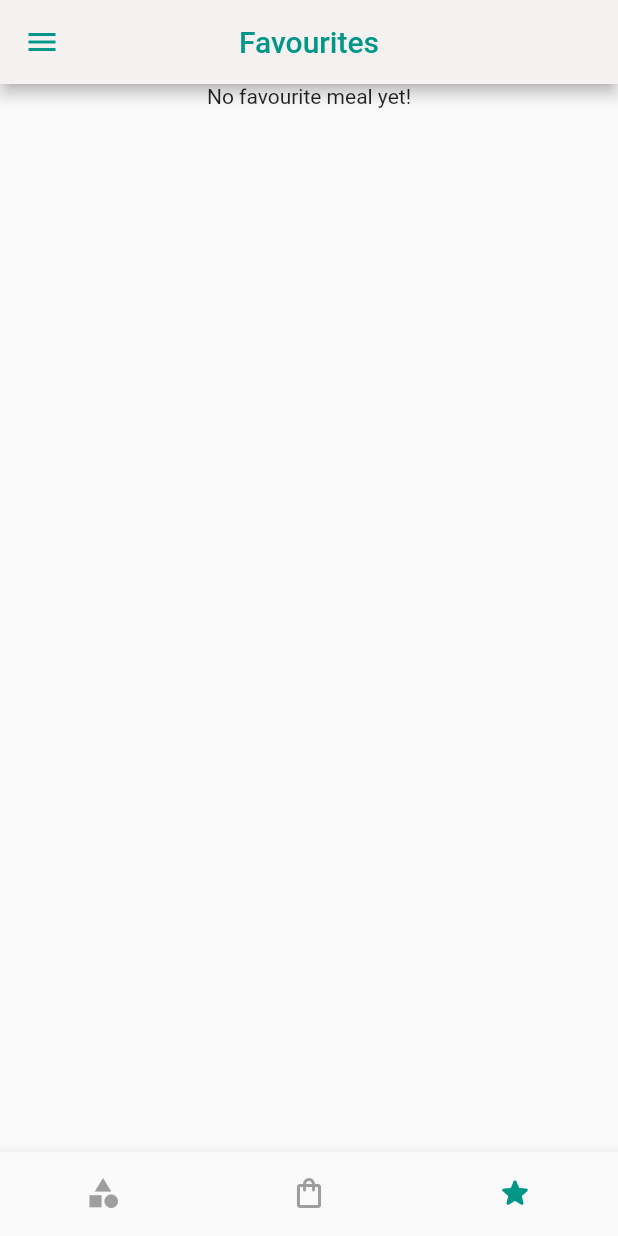
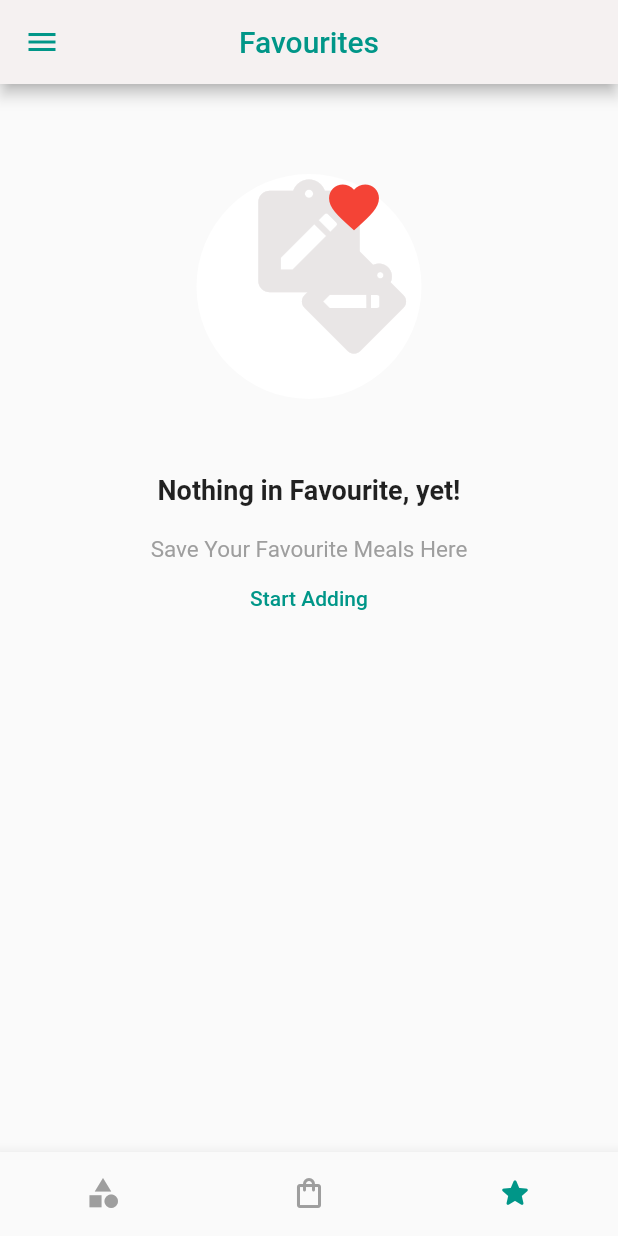
Before and after one commit to talented-vicky/meal_app, a Flutter app: the screen it shows after launch, item 3 of the bottom bar chosen, on a phone screen of 412 x 824 dp. Run offline on Flutter 3.47's test engine with Material 2 defaults, Android fonts, the phone set to English and light mode, and no system bars; missing offline and left inert: dart:ffi; network calls fail.

Commit message:
implemented the empty favourite page design

```diff
--- a/lib/main.dart
+++ b/lib/main.dart
@@ -51,15 +51,16 @@ class _MyAppState extends State<MyApp> {
   }
 
   void _toggleFav(String mealId) {
-    final existingInd = _favouriteMeals.indexWhere((elem) => elem == mealId);
+    final existingInd = _favouriteMeals.indexWhere((elem) => elem.id == mealId);
     // the above will be -1 if the index wasn't found
 
     if (existingInd >= 0) {
-      // meal exists
+      // meal already exists, hence pop it out
       setState(() {
         _favouriteMeals.removeAt(existingInd);
       });
     } else {
+      // i.e if we get -1, which means meal doesn't exist
       setState(() {
         _favouriteMeals
             .add(Data().mealInfo.firstWhere((elem) => elem.id == mealId));
--- a/lib/tabs.dart
+++ b/lib/tabs.dart
@@ -38,7 +38,7 @@ class _TabsState extends State<Tabs> {
   void initState() {
     super.initState();
     _tabs = [
-      {"view": const Categories(), "title": "Categories"},
+      {"view": const Categories(), "title": "Home"},
       {"view": const Cart(), "title": "Cart"},
       // I now forward the list of fav meals (now present in tabs widget)
       // into the Favourites widget
--- a/lib/utils/widgets/meal_item.dart
+++ b/lib/utils/widgets/meal_item.dart
@@ -86,8 +86,10 @@ class MealItem extends StatelessWidget {
                     child: IconButton(
                         focusColor: Colors.red.withOpacity(.2),
                         onPressed: () => togFav(id),
-                        icon: Icon(Icons.star_border_rounded,
-                            color: Color.fromARGB(255, 235, 43, 29)))),
+                        icon: Icon(
+                          // favChk(id) ? Icons.star : Icons.star_border_rounded,
+                          Icons.star_border_rounded,
+                        ))),
                 Positioned(
                     bottom: 50,
                     right: 5,
--- a/lib/views/favourites.dart
+++ b/lib/views/favourites.dart
@@ -1,4 +1,5 @@
 import 'package:flutter/material.dart';
+import 'dart:math' as math;
 
 import '../models/meal.dart';
 import '../utils/widgets/meal_item.dart';
@@ -10,7 +11,72 @@ class Favourites extends StatelessWidget {
   @override
   Widget build(BuildContext context) {
     if (favMeal.isEmpty) {
-      return const Center(child: Text("No favourite meal yet!"));
+      return Container(
+        width: double.infinity,
+        margin: const EdgeInsets.all(10),
+        child: Column(
+          crossAxisAlignment: CrossAxisAlignment.center,
+          children: [
+            Container(
+              height: 150,
+              margin: const EdgeInsets.symmetric(vertical: 50),
+              child: Stack(
+                children: [
+                  Container(
+                    width: 150,
+                    height: 150,
+                    decoration: BoxDecoration(
+                        color: Colors.white,
+                        borderRadius: BorderRadius.circular(80)),
+                    child: Text(""),
+                  ),
+                  Positioned(
+                    bottom: 30,
+                    left: 70,
+                    child: Transform.rotate(
+                      angle: 45 * math.pi / 180,
+                      child: const Icon(Icons.note_alt,
+                          size: 70, color: Color.fromARGB(255, 233, 230, 230)),
+                    ),
+                  ),
+                  const Positioned(
+                    left: 30,
+                    child: Icon(Icons.note_alt,
+                        size: 90, color: Color.fromARGB(255, 233, 230, 230)),
+                  ),
+                  const Positioned(
+                    left: 85,
+                    top: 2,
+                    child: Icon(Icons.favorite_outlined,
+                        size: 40, color: Colors.red),
+                  ),
+                ],
+              ),
+            ),
+            Container(
+              margin: const EdgeInsets.only(bottom: 20),
+              child: const Text(
+                "Nothing in Favourite, yet!",
+                style: TextStyle(fontSize: 18, fontWeight: FontWeight.bold),
+              ),
+            ),
+            Container(
+              child: const Text(
+                "Save Your Favourite Meals Here",
+                style: TextStyle(fontSize: 15, color: Colors.grey),
+              ),
+            ),
+            Container(
+                child: TextButton(
+              onPressed: () {},
+              child: const Text(
+                "Start Adding",
+                style: TextStyle(color: Colors.teal),
+              ),
+            )),
+          ],
+        ),
+      );
     } else {
       return Container(
         height: 600,
```
